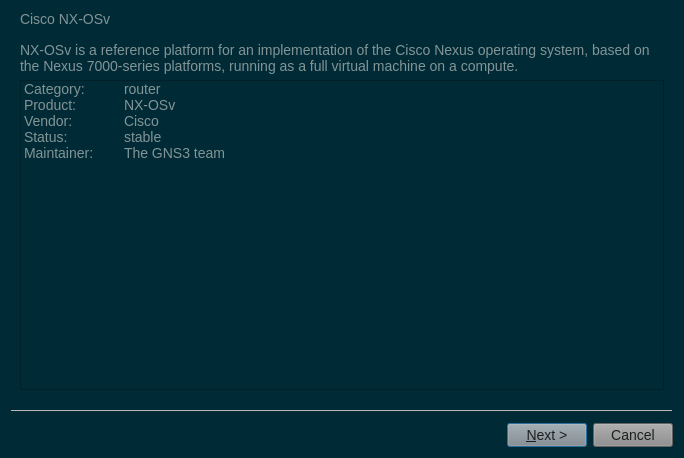
n3oxmind/gns3theme, file gns3-gui-2.1.4/gns3/ui/appliance_wizard.ui: the form before one commit.
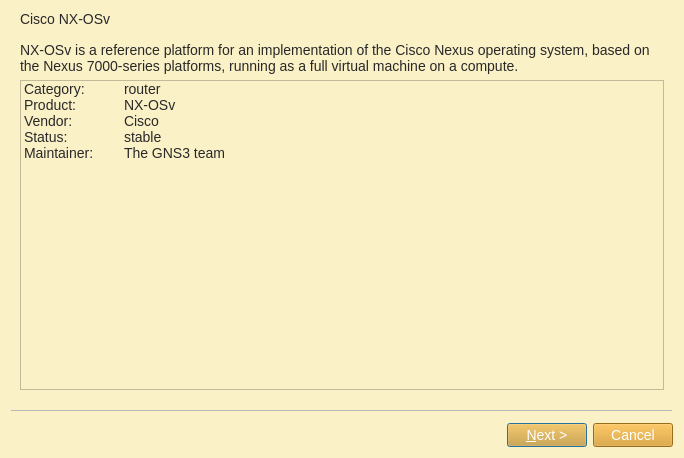
The form after the commit.

Patch:
```diff
--- a/gns3-gui-2.1.4/gns3/ui/appliance_wizard.ui
+++ b/gns3-gui-2.1.4/gns3/ui/appliance_wizard.ui
@@ -27,27 +27,26 @@
   </property>
   <property name="styleSheet">
    <string notr="true">QWidget{
-	background-color: #002b36;
+	background-color: #fbf1c7;
 }
 QMenuBar::item{
-	background-color: #002b36;
+	background-color: #fbf1c7;
 }
 QDockWidget::title{
-	background: #073642;
+	background: #d5c4a1;
 	padding-left: 5px;
 }
 QDockWidget, QMenuBar{
-    color: #839496;
+    color: #282828;
     font: bold 14px;
 }
 QTextEdit, QPlainTextEdit, QLineEdit, QSpinBox, QComboBox {
-  background-color: #073642;
-  font: 13px;
-  color: #839496;
+  background-color: #d5c4a1;
+  color: #282828;
 }
 QTextEdit#uiConsoleTextEdit {
-  background-color: #002b36;
-  color: #839496;
+  background-color: #fbf1c7;
+  color: #282828;
   font: 13px;
 }
 QTabWidget {
@@ -55,84 +54,84 @@
 	border-top: 2px;
 }
 QTabBar::tab {
-    background: #073642;
-    color: #839496;
+    background: #d5c4a1;
+    color: #282828;
     min-width: 8ex;
     padding: 2px;
 	border-top-right-radius: 6px;
 	border-top-left-radius: 6px;
 }
 QTabBar::tab:selected {
-    background: #8a8a8a;
-	color: #1d2021;
+    background: #458588;
+	color: #FFFFFF;
 }
 QGroupBox {
-    color: #808080;
+    color: #076678;
     font: 14px;
     padding: 15px;
     border-style: none;
 }
 QMainWindow::separator {
-	background: #073642;
+	background: #d5c4a1;
 	width: 1px;
 	height: 1px;
 }
 QComboBox {
-	selection-background-color: #d75f00;
-	selection-color: #1c1c1c;
+	selection-background-color: #458588;
+	selection-color: #FFFFFF;
 }
 
 QToolBar{
-	background: #073642;
+	background: #d5c4a1;
 	border: 0px;
 }
 QPushButton {
-	background-color: #8a8a8a;
-    color: #1d2021;
+	background-color: #d79921;
+    color: #FFFFFF;
 	font: 14px;
 }
 QToolButton {
-	background-color: #8a8a8a;
-    color: #1d2021;
+	background-color: #d79921;
+    color: #FFFFFF;
 	font: 14px;
 }
 QTreeWidget, QListWidget {
-	background-color: #002b36;
-	color: #839496;
-    alternate-background-color: #073642;
+	background-color: #fbf1c7;
+	color: #282828;
+    alternate-background-color: #d5c4a1; 
 	font: 14px;
 }
 QTreeWidget#uiTreeWidget {
-	background-color: #073642;
-	color: #839496;
+	background-color: #d5c4a1;
+	color: #282828;
 	font: bold 16px;
 }
 QTreeWidget::item:selected, QTreeWidget::item:hover, QMenu::item:selected,QToolButton::hover,QPushButton::hover,QTabBar::tab:hover {
-	background-color: #d75f00;
-	color: #1c1c1c;
+	background-color: #458588;
+	color: #FFFFFF;
 }
 QMenu {
 	background-color: #002b36;
     color: #839496;
 }
 QLabel {
-	color: #839496;
+	color: #282828;
 	font: 14px;
 }
 QLabel#uiTitleLabel {
-	color: #839496;
+	color: #282828;
 	font: bold 16px;
 }
 
 QAbstractScrollArea::corner {
-    background: #002b36;
+    background: #fbf1c7;
 }
 QScrollBar::handle:horizontal {
-    background: #073642;
+    background: #d5c4a1;
     min-width: 20px;
 }
 QScrollBar::handle:vertical {
-    background: #073642;
+    background: #d5c4a1;
     min-width: 20px;
 }
 QScrollBar:vertical {
@@ -151,12 +150,12 @@
   background: none
 }
 QStatusBar {
-	background-color: #073642;
-	color: #839496;
+	background-color: #d5c4a1;
+	color: #282828;
 }
 
 QRadioButton, QCheckBox {
-  color: #839496;
+  color: #282828;
 }
 QRadioButton::disabled, QCheckBox::disabled {
   color: gray;
```
Left out of the diff: 4 changed lines with no effect on the pictures.
